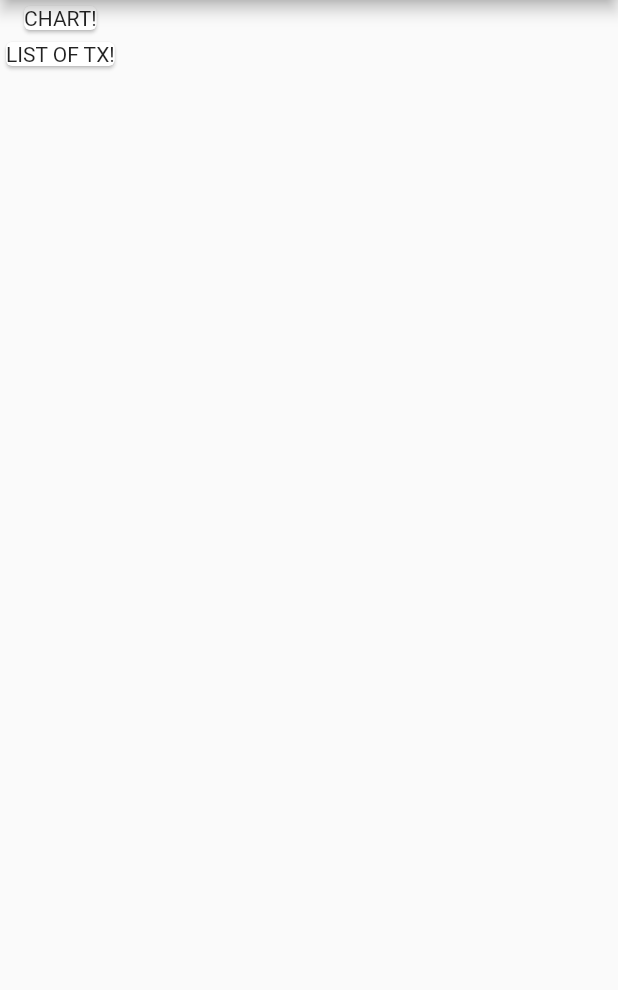
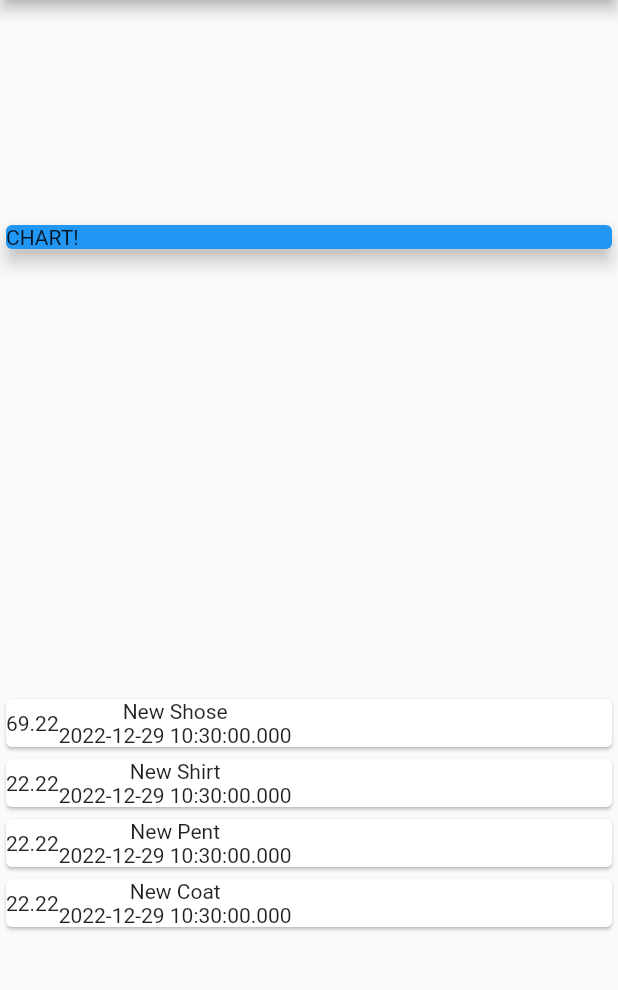
Before and after one commit to muhammad-Osman/personal-expenses-app, a Flutter app: the screen it shows after launch, on a phone screen of 412 x 824 dp, the part 84-1074 px from its top. Run offline on Flutter 3.47's test engine with Material 2 defaults, Android fonts, the phone set to English and light mode, and no system bars.

Commit message:
styling container

```diff
--- a/lib/main.dart
+++ b/lib/main.dart
@@ -1,4 +1,5 @@
 import 'package:flutter/material.dart';
+import './transaction.dart';
 
 void main() => runApp(const MyApp());
 
@@ -15,6 +16,33 @@ class MyApp extends StatelessWidget {
 }
 
 class HomePage extends StatelessWidget {
+  final List<Transaction> transaction = [
+    Transaction(
+      id: "t1",
+      title: "New Shose",
+      amount: 69.22,
+      date: DateTime.now(),
+    ),
+    Transaction(
+      id: "t1",
+      title: "New Shirt",
+      amount: 22.22,
+      date: DateTime.now(),
+    ),
+    Transaction(
+      id: "t1",
+      title: "New Pent",
+      amount: 22.22,
+      date: DateTime.now(),
+    ),
+    Transaction(
+      id: "t1",
+      title: "New Coat",
+      amount: 22.22,
+      date: DateTime.now(),
+    ),
+  ];
+
   @override
   Widget build(BuildContext context) {
     return Scaffold(
@@ -24,12 +52,43 @@ class HomePage extends StatelessWidget {
         ),
       ),
       body: Column(
+        mainAxisAlignment: MainAxisAlignment.spaceAround,
+        crossAxisAlignment: CrossAxisAlignment.stretch,
         children: <Widget>[
-          Card(
-            child: Text("CHART!"),
+          Container(
+            width: double.infinity,
+            child: Card(
+              color: Colors.blue,
+              child: Text(
+                "CHART!",
+              ),
+              elevation: 5,
+            ),
           ),
-          Card(
-            child: Text("LIST OF TX!"),
+          Column(
+            children: transaction.map((tx) {
+              return Card(
+                child: Row(
+                  children: <Widget>[
+                    Container(
+                      child: Text(
+                        tx.amount.toString(),
+                      ),
+                    ),
+                    Column(
+                      children: [
+                        Text(
+                          tx.title,
+                        ),
+                        Text(
+                          tx.date.toString(),
+                        ),
+                      ],
+                    ),
+                  ],
+                ),
+              );
+            }).toList(),
           ),
         ],
       ),
--- /dev/null
+++ b/lib/transaction.dart
@@ -0,0 +1,13 @@
+class Transaction {
+  final String id;
+  final String title;
+  final double amount;
+  final DateTime date;
+
+  Transaction({
+    required this.id,
+    required this.title,
+    required this.amount,
+    required this.date,
+  });
+}
```
Also changed, not shown: 3 other files.
